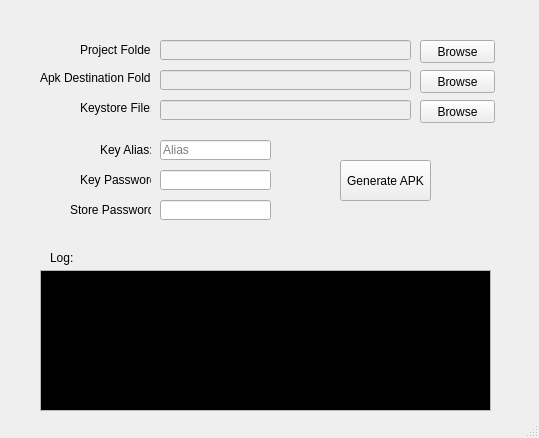
ali-sajjad-rizavi/pyAndroidBuilder-desktop, file mainwindow.ui: the form before one commit.
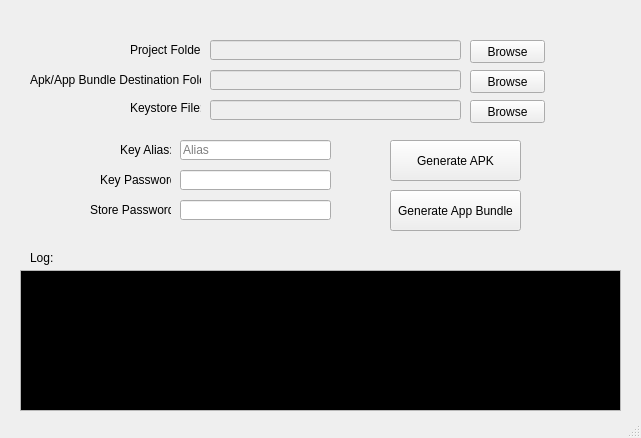
The form after the commit. Icons and pictures are not drawn.

Commit message: Add option to create app bundle .aab file

The edit to the form file:
```diff
--- a/mainwindow.ui
+++ b/mainwindow.ui
@@ -6,7 +6,7 @@
    <rect>
     <x>0</x>
     <y>0</y>
-    <width>539</width>
+    <width>641</width>
     <height>438</height>
    </rect>
   </property>
@@ -21,9 +21,9 @@
    <widget class="QPushButton" name="generateApk_pushButton">
     <property name="geometry">
      <rect>
-      <x>340</x>
-      <y>160</y>
-      <width>91</width>
+      <x>390</x>
+      <y>140</y>
+      <width>131</width>
       <height>41</height>
      </rect>
     </property>
@@ -34,7 +34,7 @@
    <widget class="QPushButton" name="browseProjectFolder_pushButton">
     <property name="geometry">
      <rect>
-      <x>420</x>
+      <x>470</x>
       <y>40</y>
       <width>75</width>
       <height>23</height>
@@ -50,7 +50,7 @@
     </property>
     <property name="geometry">
      <rect>
-      <x>160</x>
+      <x>210</x>
       <y>40</y>
       <width>251</width>
       <height>20</height>
@@ -63,7 +63,7 @@
     </property>
     <property name="geometry">
      <rect>
-      <x>160</x>
+      <x>210</x>
       <y>70</y>
       <width>251</width>
       <height>20</height>
@@ -73,7 +73,7 @@
    <widget class="QPushButton" name="browseApkDestinationFolder_pushButton">
     <property name="geometry">
      <rect>
-      <x>420</x>
+      <x>470</x>
       <y>70</y>
       <width>75</width>
       <height>23</height>
@@ -89,7 +89,7 @@
     </property>
     <property name="geometry">
      <rect>
-      <x>160</x>
+      <x>210</x>
       <y>100</y>
       <width>251</width>
       <height>20</height>
@@ -99,7 +99,7 @@
    <widget class="QPushButton" name="browseKeystoreFile_pushButton">
     <property name="geometry">
      <rect>
-      <x>420</x>
+      <x>470</x>
       <y>100</y>
       <width>75</width>
       <height>23</height>
@@ -112,9 +112,9 @@
    <widget class="QLineEdit" name="keyAlias_lineEdit">
     <property name="geometry">
      <rect>
-      <x>160</x>
+      <x>180</x>
       <y>140</y>
-      <width>111</width>
+      <width>151</width>
       <height>20</height>
      </rect>
     </property>
@@ -125,9 +125,9 @@
    <widget class="QLineEdit" name="keyPassword_lineEdit">
     <property name="geometry">
      <rect>
-      <x>160</x>
+      <x>180</x>
       <y>170</y>
-      <width>111</width>
+      <width>151</width>
       <height>20</height>
      </rect>
     </property>
@@ -141,9 +141,9 @@
    <widget class="QLineEdit" name="storePassword_lineEdit">
     <property name="geometry">
      <rect>
-      <x>160</x>
+      <x>180</x>
       <y>200</y>
-      <width>111</width>
+      <width>151</width>
       <height>20</height>
      </rect>
     </property>
@@ -154,7 +154,7 @@
    <widget class="QLabel" name="label">
     <property name="geometry">
      <rect>
-      <x>80</x>
+      <x>130</x>
       <y>40</y>
       <width>71</width>
       <height>20</height>
@@ -167,20 +167,20 @@
    <widget class="QLabel" name="label_2">
     <property name="geometry">
      <rect>
-      <x>40</x>
+      <x>30</x>
       <y>70</y>
-      <width>111</width>
-      <height>16</height>
+      <width>171</width>
+      <height>20</height>
      </rect>
     </property>
     <property name="text">
-     <string>Apk Destination Folder:</string>
+     <string>Apk/App Bundle Destination Folder:</string>
     </property>
    </widget>
    <widget class="QLabel" name="label_3">
     <property name="geometry">
      <rect>
-      <x>80</x>
+      <x>130</x>
       <y>100</y>
       <width>71</width>
       <height>16</height>
@@ -193,7 +193,7 @@
    <widget class="QLabel" name="label_4">
     <property name="geometry">
      <rect>
-      <x>100</x>
+      <x>120</x>
       <y>140</y>
       <width>51</width>
       <height>20</height>
@@ -206,7 +206,7 @@
    <widget class="QLabel" name="label_5">
     <property name="geometry">
      <rect>
-      <x>80</x>
+      <x>100</x>
       <y>170</y>
       <width>71</width>
       <height>20</height>
@@ -219,7 +219,7 @@
    <widget class="QLabel" name="label_6">
     <property name="geometry">
      <rect>
-      <x>70</x>
+      <x>90</x>
       <y>200</y>
       <width>81</width>
       <height>20</height>
@@ -235,9 +235,9 @@
     </property>
     <property name="geometry">
      <rect>
-      <x>40</x>
+      <x>20</x>
       <y>270</y>
-      <width>451</width>
+      <width>601</width>
       <height>141</height>
      </rect>
     </property>
@@ -339,7 +339,7 @@
    <widget class="QLabel" name="label_7">
     <property name="geometry">
      <rect>
-      <x>50</x>
+      <x>30</x>
       <y>250</y>
       <width>31</width>
       <height>16</height>
@@ -349,6 +349,19 @@
      <string>Log:</string>
     </property>
    </widget>
+   <widget class="QPushButton" name="generateAppBundle_pushButton">
+    <property name="geometry">
+     <rect>
+      <x>390</x>
+      <y>190</y>
+      <width>131</width>
+      <height>41</height>
+     </rect>
+    </property>
+    <property name="text">
+     <string>Generate App Bundle</string>
+    </property>
+   </widget>
   </widget>
   <widget class="QStatusBar" name="statusbar"/>
  </widget>
```
The commit also changes 2 other files.
